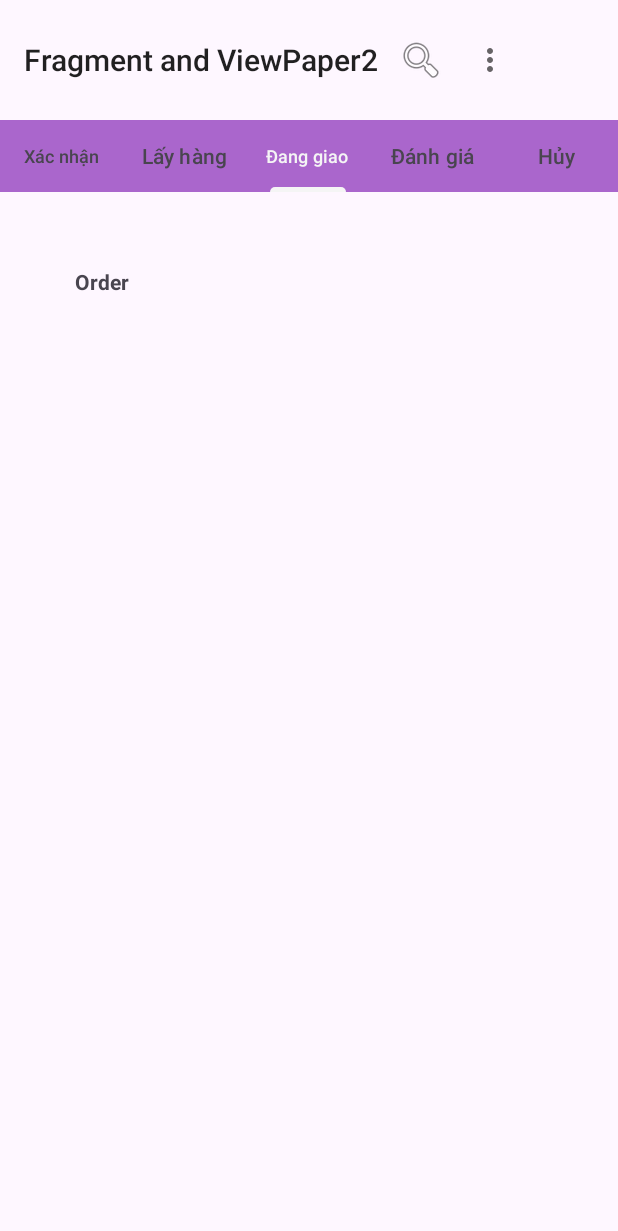
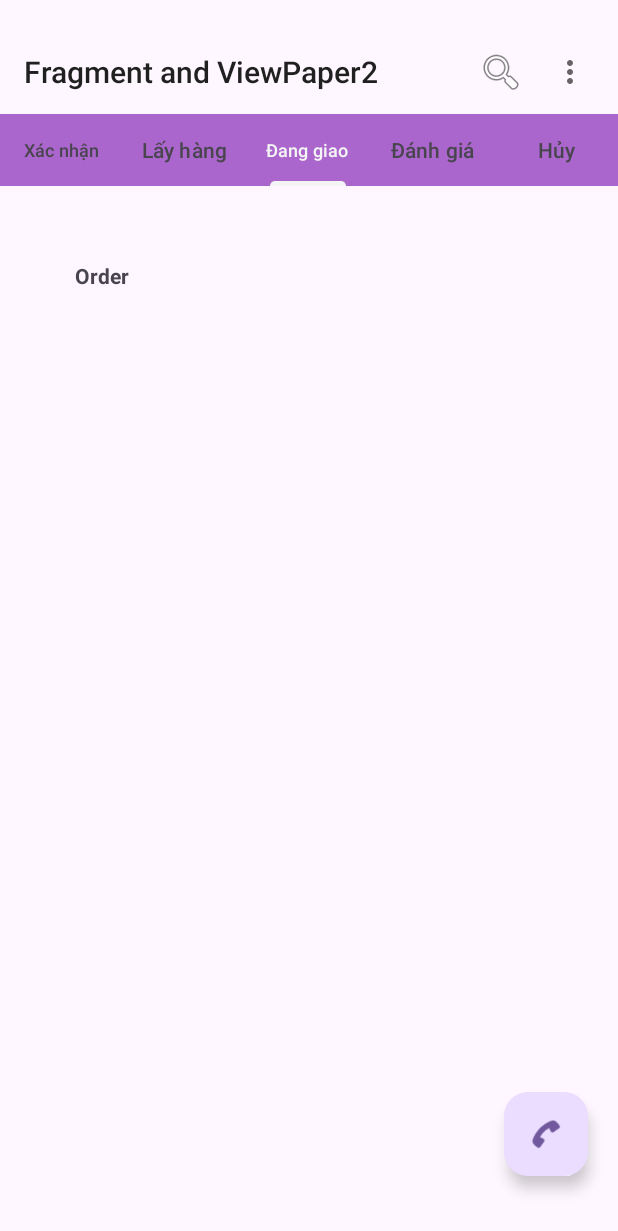
Before and after one commit to Vi021/MOPR280325_Part1, an Android app: the screen it shows after launch (MainActivity), tab 3 chosen, on a phone screen of 412 x 824 dp. Shown: the top 1231 px of the screen. Run offline under Robolectric (Android 15) with nearby library versions, the phone set to English and light mode, and no system bars.

Commit message:
fix bugs

```diff
--- a/app/build.gradle.kts
+++ b/app/build.gradle.kts
@@ -7,7 +7,7 @@ android {
     compileSdk = 35
 
     defaultConfig {
-        applicationId = "vn.iotstar.ltmob280325"
+        applicationId = "vn.iotstar.ltmob280325.part1"
         minSdk = 24
         targetSdk = 35
         versionCode = 1
--- a/app/src/main/java/vn/iotstar/ltmob280325/Fragment_TabLayout_ViewPager2/MainActivity.java
+++ b/app/src/main/java/vn/iotstar/ltmob280325/Fragment_TabLayout_ViewPager2/MainActivity.java
@@ -72,17 +72,22 @@ public class MainActivity extends AppCompatActivity {
     }
 
     private void changeFabIcon(final int index) {
-        mainActBinding.fab.hide();
+        //mainActBinding.fab.hide();
 
         new Handler().postDelayed(() -> {
             if (index == 0) {
-                mainActBinding.fab.setImageDrawable(AppCompatResources.getDrawable(this, android.R.drawable.ic_menu_call));
+                mainActBinding.fab.show();
+                mainActBinding.fab.setImageDrawable(AppCompatResources.getDrawable(this, android.R.drawable.ic_dialog_email));
             } else if (index == 1) {
+                mainActBinding.fab.show();
                 mainActBinding.fab.setImageDrawable(AppCompatResources.getDrawable(this, android.R.drawable.ic_menu_camera));
             } else if (index == 2) {
+                mainActBinding.fab.show();
                 mainActBinding.fab.setImageDrawable(AppCompatResources.getDrawable(this, android.R.drawable.ic_menu_call));
+            } else {
+                mainActBinding.fab.hide();
             }
-        }, 2000);
+        }, 300);
     }
 
     @Override
--- a/app/src/main/res/layout/activity_main.xml
+++ b/app/src/main/res/layout/activity_main.xml
@@ -18,12 +18,14 @@
             android:theme="@style/Theme.AppCompat.DayNight">
             <androidx.appcompat.widget.Toolbar
                 android:id="@+id/toolBar"
-                android:layout_width="wrap_content"
+                android:layout_width="match_parent"
                 android:layout_height="wrap_content"
+                android:layout_marginTop="20dp"
                 android:gravity="center"
                 android:minHeight="?actionBarSize"
-                android:padding="12dp"
                 app:title="Fragment and ViewPaper2"
+                android:paddingStart="10dp"
+                android:paddingEnd="10dp"
                 app:titleTextAppearance="@style/TextAppearance.AppCompat.Widget.ActionBar.Title"/>
             <com.google.android.material.tabs.TabLayout
                 android:id="@+id/tabLayout"
@@ -35,7 +37,7 @@
         <androidx.viewpager2.widget.ViewPager2
             android:id="@+id/viewPager2"
             android:layout_width="match_parent"
-            android:layout_height="628dp"
+            android:layout_height="591dp"
             app:layout_behavior="com.google.android.material.appbar.AppBarLayout$ScrollingViewBehavior" />
 
         <com.google.android.material.floatingactionbutton.FloatingActionButton
```
